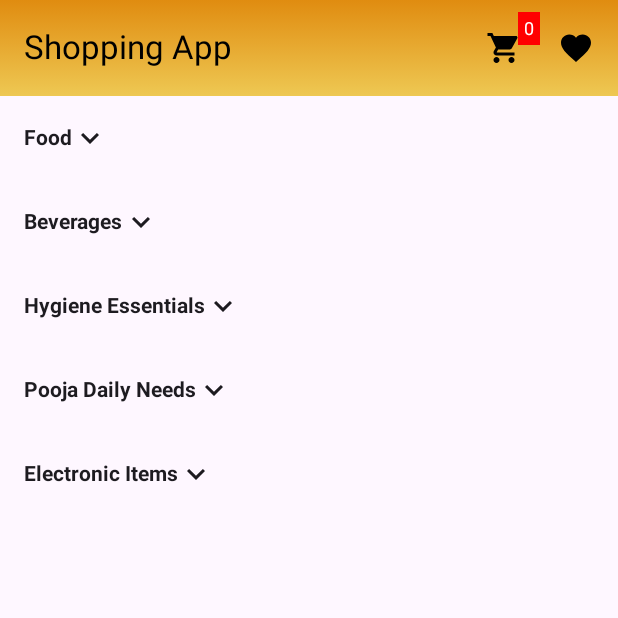
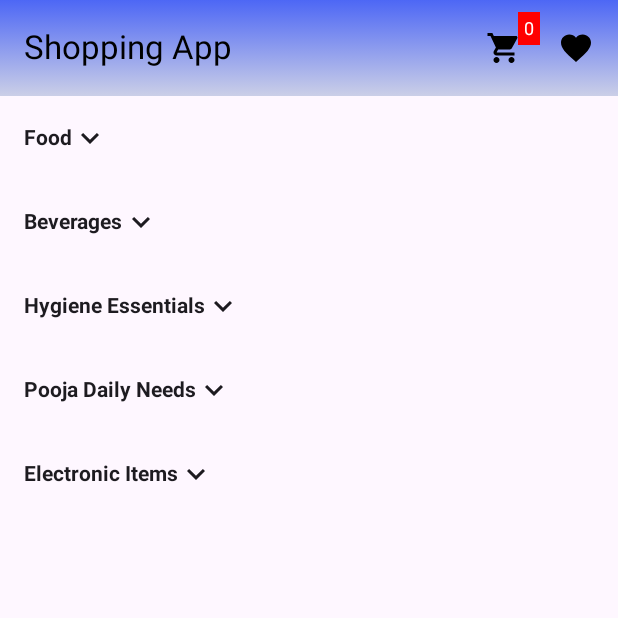
Before and after one commit to IamBansal/TummocTask, an Android app built with Jetpack Compose: the screen it shows after launch (MainActivity), on a phone screen of 412 x 824 dp, the top half of it. Run offline under Robolectric (Android 15) with nearby library versions, the phone set to English and light mode, and no system bars; our stand-ins replace Room's generated code.

Commit message:
Bugs and UI Fixes

```diff
--- a/app/src/main/AndroidManifest.xml
+++ b/app/src/main/AndroidManifest.xml
@@ -15,7 +15,6 @@
         <activity
             android:name=".screens.MainActivity"
             android:exported="true"
-            android:label="@string/app_name"
             android:theme="@style/Theme.TummocTask">
             <intent-filter>
                 <action android:name="android.intent.action.MAIN" />
--- a/app/src/main/java/com/example/tummoctask/database/dao/CartItemDao.kt
+++ b/app/src/main/java/com/example/tummoctask/database/dao/CartItemDao.kt
@@ -19,7 +19,7 @@ interface CartItemDao {
     @Delete
     suspend fun deleteCartItem(item: CartItem)
 
-    @Query("SELECT SUM(quantity) FROM cart_items")
+    @Query("SELECT COALESCE(SUM(quantity), 0) FROM cart_items")
     fun getTotalCartItemCount(): Flow<Int>
 
     @Query("SELECT SUM(price) FROM cart_items")
--- a/app/src/main/java/com/example/tummoctask/screens/CartScreen.kt
+++ b/app/src/main/java/com/example/tummoctask/screens/CartScreen.kt
@@ -55,8 +55,8 @@ fun CartScreen(cartViewModel: CartViewModel, navController: NavHostController) {
                 modifier = Modifier.background(
                     brush = Brush.verticalGradient(
                         colors = listOf(
-                            Color(0xFFE08C10),
-                            Color(0xFFEEC853)
+                            Color(0xFF4D67F5),
+                            Color(0xFFCBCFE7)
                         )
                     )
                 )
--- a/app/src/main/java/com/example/tummoctask/screens/FavScreen.kt
+++ b/app/src/main/java/com/example/tummoctask/screens/FavScreen.kt
@@ -53,8 +53,8 @@ fun FavoritesScreen(favViewModel: FavViewModel) {
                 modifier = Modifier.background(
                     brush = Brush.verticalGradient(
                         colors = listOf(
-                            Color(0xFFE08C10),
-                            Color(0xFFEEC853)
+                            Color(0xFF4D67F5),
+                            Color(0xFFCBCFE7)
                         )
                     )
                 )
--- a/app/src/main/java/com/example/tummoctask/screens/MainActivity.kt
+++ b/app/src/main/java/com/example/tummoctask/screens/MainActivity.kt
@@ -61,6 +61,7 @@ import com.example.tummoctask.model.local.CartItem
 import com.example.tummoctask.model.local.FavoriteItem
 import com.example.tummoctask.model.remote.Category
 import com.example.tummoctask.model.remote.Item
+import com.example.tummoctask.ui.theme.TummocTaskTheme
 import com.example.tummoctask.viewmodel.CartViewModel
 import com.example.tummoctask.viewmodel.CategoryViewModel
 import com.example.tummoctask.viewmodel.FavViewModel
@@ -109,7 +110,7 @@ class MainActivity : ComponentActivity() {
             e.printStackTrace()
         }
 
-        return Item(emptyList(), "", "empty", true)
+        return Item(emptyList(), "Can't fetch results", "empty", true)
     }
 }
 
@@ -128,12 +129,16 @@ fun MainScreen(
                 actions = {
                     ToolbarButtons(navController, cartViewModel)
                 },
-                colors = TopAppBarDefaults.smallTopAppBarColors(containerColor = Color.Transparent, titleContentColor = Color.Black, navigationIconContentColor = Color.White),
+                colors = TopAppBarDefaults.smallTopAppBarColors(
+                    containerColor = Color.Transparent,
+                    titleContentColor = Color.Black,
+                    navigationIconContentColor = Color.White
+                ),
                 modifier = Modifier.background(
                     brush = Brush.verticalGradient(
                         colors = listOf(
-                            Color(0xFFE08C10),
-                            Color(0xFFEEC853)
+                            Color(0xFF4D67F5),
+                            Color(0xFFCBCFE7)
                         )
                     )
                 )
@@ -164,7 +169,8 @@ fun ItemContent(
 
     val isExpanded = categoryViewModel.expandedStates[category.name] ?: false
 
-    val icon: ImageVector = if (isExpanded) Icons.Default.KeyboardArrowUp else Icons.Default.KeyboardArrowDown
+    val icon: ImageVector =
+        if (isExpanded) Icons.Default.KeyboardArrowUp else Icons.Default.KeyboardArrowDown
     val context = LocalContext.current
 
     Column(
@@ -176,7 +182,8 @@ fun ItemContent(
             verticalAlignment = Alignment.CenterVertically,
             modifier = Modifier.clickable {
                 val newExpandedState = !isExpanded
-                categoryViewModel.expandedStates[category.name] = newExpandedState }
+                categoryViewModel.expandedStates[category.name] = newExpandedState
+            }
         ) {
             Text(text = category.name, fontWeight = FontWeight.Bold)
             Icon(imageVector = icon, contentDescription = null)
@@ -314,23 +321,30 @@ fun ToolbarButtons(navController: NavHostController, cartViewModel: CartViewMode
     IconButton(
         onClick = { navController.navigate("favorites") }
     ) {
-        Icon(imageVector = Icons.Default.Favorite, contentDescription = "Favorites", tint = Color.Black)
+        Icon(
+            imageVector = Icons.Default.Favorite,
+            contentDescription = "Favorites",
+            tint = Color.Black
+        )
     }
 }
 
 @Composable
 fun ToolbarWithCartIcon(cartViewModel: CartViewModel, navController: NavHostController) {
 
-    val cartItemCount by cartViewModel.itemCount.collectAsState(0)
+    val cartItemCount by cartViewModel.itemCount.collectAsState(initial = 0)
 
     Box(contentAlignment = Alignment.TopEnd) {
         IconButton(onClick = { navController.navigate("cart") }) {
-            Icon(imageVector = Icons.Default.ShoppingCart, contentDescription = "Cart", tint = Color.Black)
+            Icon(
+                imageVector = Icons.Default.ShoppingCart,
+                contentDescription = "Cart",
+                tint = Color.Black
+            )
         }
 
         Text(
             text = cartItemCount.toString(),
-//            text = "1",
             color = Color.White,
             fontSize = 12.sp,
             modifier = Modifier
@@ -338,6 +352,4 @@ fun ToolbarWithCartIcon(cartViewModel: CartViewModel, navController: NavHostCont
                 .padding(4.dp)
         )
     }
-
-//    LaunchedEffect(cartItemCount) {}
 }
```
